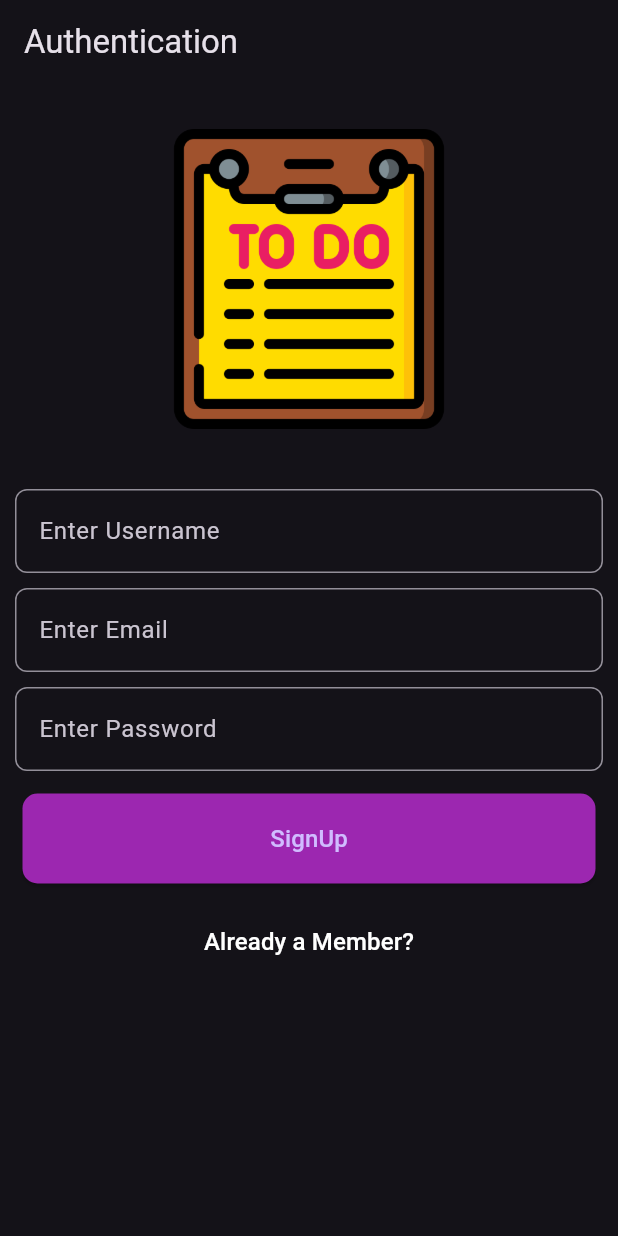
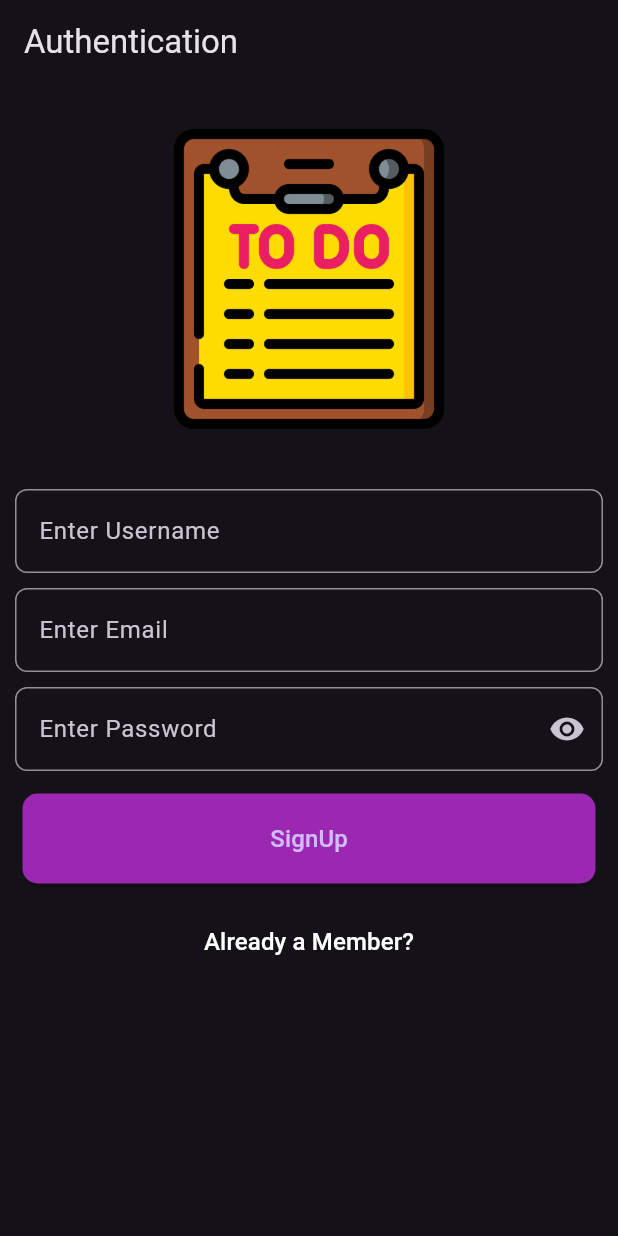
Before and after one commit to DorafinaTech/todo-firebase-flutter, a Flutter app: the screen it shows after launch, on a phone screen of 412 x 824 dp. Run offline on Flutter 3.47's test engine with Material 3 defaults, Android fonts, the light colour scheme and no system bars; our stand-ins replace cloud_firestore, firebase_auth, firebase_core, fluttertoast, google_fonts; accounts and stored records are empty.

Commit message:
done with todo app

```diff
--- a/lib/auth/authform.dart
+++ b/lib/auth/authform.dart
@@ -7,6 +7,7 @@ class AuthForm extends StatefulWidget {
   @override
   _AuthFormState createState() => _AuthFormState();
 }
+bool _isObscure = true;
 
 class _AuthFormState extends State<AuthForm> {
   final _formKey = GlobalKey<FormState>();
@@ -116,7 +117,7 @@ class _AuthFormState extends State<AuthForm> {
                       ),
                       SizedBox(height: 10),
                       TextFormField(
-                        obscureText: true,
+                        obscureText: _isObscure,
                         keyboardType: TextInputType.emailAddress,
                         key: ValueKey('password'),
                         validator: (value) {
@@ -129,12 +130,25 @@ class _AuthFormState extends State<AuthForm> {
                           _password = value!;
                         },
                         decoration: InputDecoration(
-                            border: OutlineInputBorder(
-                                borderRadius: new BorderRadius.circular(8.0),
-                                borderSide: new BorderSide()),
-                            labelText: "Enter Password",
-                            labelStyle: GoogleFonts.roboto()),
+                          border: OutlineInputBorder(
+                            borderRadius: new BorderRadius.circular(8.0),
+                            borderSide: new BorderSide(),
+                          ),
+                          labelText: "Enter Password",
+                          labelStyle: GoogleFonts.roboto(),
+                          suffixIcon: IconButton(
+                            icon: Icon(
+                              _isObscure ? Icons.visibility : Icons.visibility_off,
+                            ),
+                            onPressed: () {
+                              setState(() {
+                                _isObscure = !_isObscure;
+                              });
+                            },
+                          ),
+                        ),
                       ),
+
                       SizedBox(height: 10),
                       Container(
                           padding: EdgeInsets.all(5),
--- a/lib/screens/home.dart
+++ b/lib/screens/home.dart
@@ -129,7 +129,7 @@ class _HomeState extends State<Home> {
           backgroundColor: Theme.of(context).primaryColor,
           onPressed: () {
 
-            Navigator.pop(
+            Navigator.push(
                 context, MaterialPageRoute(builder: (context) => AddTask()));
           }),
     );
```
Also changed, not shown: lib/screens/add_task.dart (+14 -3 lines).
